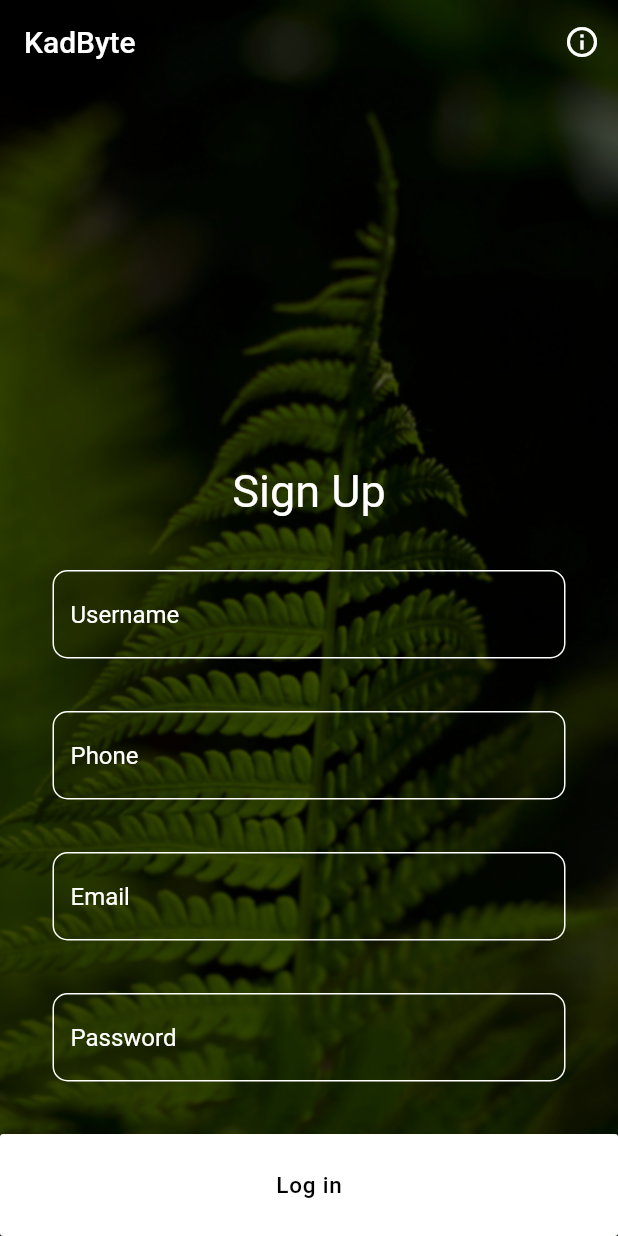
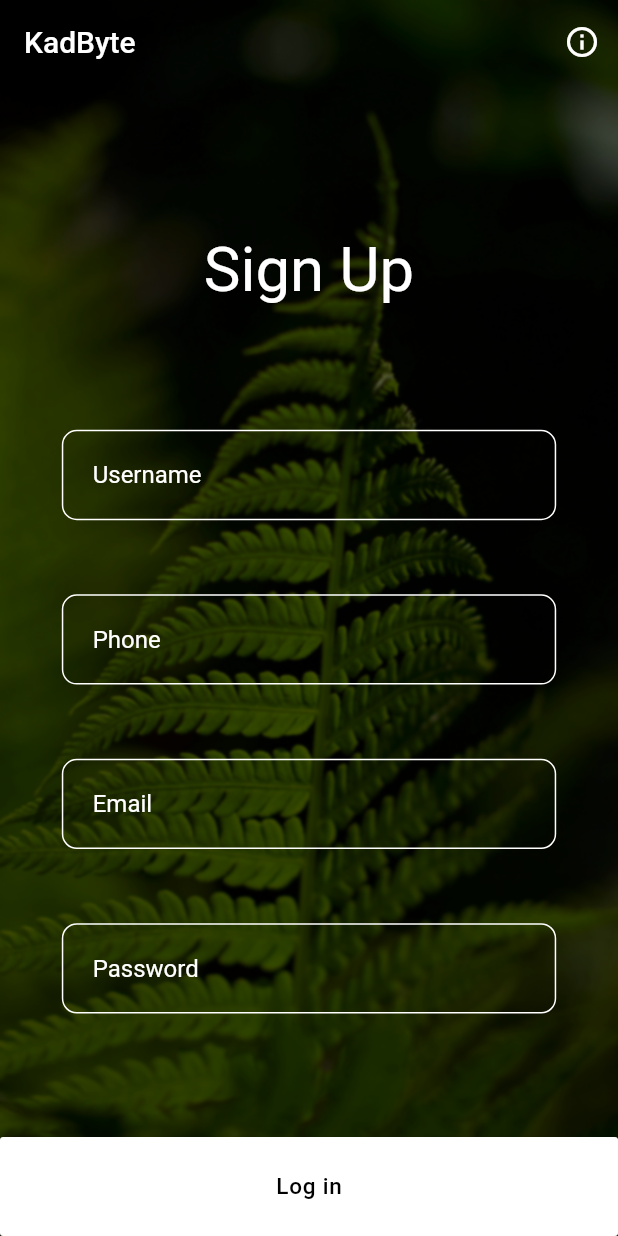
Before and after one commit to azarudeenpn/kadbyte, a Flutter app: the screen it shows after launch, after a tap on "Log in", on a phone screen of 412 x 824 dp. Run offline on Flutter 3.47's test engine with Material 2 defaults, Android fonts, the phone set to English and light mode, and no system bars.

Commit message:
issues with smaller screen alignment fixed by converting sizes into MediaQuery.of(context).size

```diff
--- a/lib/RectangularButton.dart
+++ b/lib/RectangularButton.dart
@@ -7,13 +7,20 @@ class RectangularButton extends StatelessWidget{
   Widget build(BuildContext context) {
 
     return MaterialButton(
-      padding: EdgeInsets.all(25.0),
-      minWidth: double.infinity,
-          color: Colors.white,
-          child: Text("Log in", style: TextStyle(color: Colors.black,fontSize: 15,letterSpacing: 0.5),),
-          onPressed: (){}
-    );
-
+        //padding: EdgeInsets.all(25.0),
+        minWidth: MediaQuery.of(context).size.width,
+        height: MediaQuery.of(context).size.height * 0.08,
+        color: Colors.white,
+        child: Text(
+          "Log in",
+          style:
+              TextStyle(color: Colors.black, fontSize: 15, letterSpacing: 0.5),
+        ),
+        onPressed: () {
+          Scaffold.of(context).showSnackBar(SnackBar(
+            content: Text("logging in ....."),
+          ));
+        });
   }
 
 }
--- a/lib/RoundTextbox.dart
+++ b/lib/RoundTextbox.dart
@@ -10,15 +10,19 @@ class RoundTextBox extends StatelessWidget {
     return TextField(
       style: TextStyle(color: Colors.white),
       decoration: InputDecoration(
+          contentPadding:
+              EdgeInsets.all(MediaQuery.of(context).size.height * 0.025),
           hintText: "$name",
           hintStyle: TextStyle(color: Colors.white),
-          border:
-              OutlineInputBorder(borderSide: BorderSide(color: Colors.white),borderRadius: BorderRadius.circular(10.0)),
-          enabledBorder:
-              OutlineInputBorder(borderSide: BorderSide(color: Colors.white),borderRadius: BorderRadius.circular(10.0)),
-          focusedBorder:
-              OutlineInputBorder(borderSide: BorderSide(color: Colors.white),borderRadius: BorderRadius.circular(10.0))
-      ),
+          border: OutlineInputBorder(
+              borderSide: BorderSide(color: Colors.white),
+              borderRadius: BorderRadius.circular(10.0)),
+          enabledBorder: OutlineInputBorder(
+              borderSide: BorderSide(color: Colors.white),
+              borderRadius: BorderRadius.circular(10.0)),
+          focusedBorder: OutlineInputBorder(
+              borderSide: BorderSide(color: Colors.white),
+              borderRadius: BorderRadius.circular(10.0))),
       onChanged: (text) {
         print("First text field: $text");
       },
--- a/lib/SignUpDetails.dart
+++ b/lib/SignUpDetails.dart
@@ -7,8 +7,10 @@ import 'RectangularButton.dart';
 class SignUpDetails extends StatelessWidget {
   @override
   Widget build(BuildContext context) {
-    var height = MediaQuery.of(context).size.height -
-        Scaffold.of(context).appBarMaxHeight;
+    Size getParentSize() {
+      return MediaQuery.of(context).size;
+    }
+
     return SingleChildScrollView(
       child: Container(
         //color: Colors.blue,
@@ -20,56 +22,51 @@ class SignUpDetails extends StatelessWidget {
             mainAxisAlignment: MainAxisAlignment.end,
             children: <Widget>[
               Container(
+                width: MediaQuery.of(context).size.width * 0.80,
                 margin: EdgeInsets.only(
-                    left: 35.0, right: 35.0, bottom: 35.0, top: 35.0),
+                    left: getParentSize().width * 0.04,
+                    right: getParentSize().width * 0.04,
+                    bottom: getParentSize().width * 0.20,
+                    top: getParentSize().width * 0.04),
                 child: Text(
                   "Sign Up",
-                  style: TextStyle(color: Colors.white, fontSize: 30),
+                  style: TextStyle(
+                      color: Colors.white,
+                      fontSize: getParentSize().width * 0.1),
                   textAlign: TextAlign.center,
                 ),
               ),
-              Flexible(
-                flex: 1,
-                child: Container(
-                  margin: EdgeInsets.only(left: 35.0, right: 35.0, bottom: 35.0),
+              Container(
+                margin: EdgeInsets.only(bottom: getParentSize().width * 0.12),
+                width: MediaQuery.of(context).size.width * 0.80,
                 child: RoundTextBox(
                   name: "Username",
                 ),
               ),
-              ),
-              Flexible(
-                flex: 1,
-                child: Container(
-                  margin: EdgeInsets.only(left: 35.0, right: 35.0, bottom: 35.0),
+              Container(
+                margin: EdgeInsets.only(bottom: getParentSize().width * 0.12),
+                width: MediaQuery.of(context).size.width * 0.80,
                 child: RoundTextBox(
                   name: "Phone",
                 ),
               ),
-              ),
-              Flexible(
-                flex: 1,
-                child: Container(
-                  margin: EdgeInsets.only(left: 35.0, right: 35.0, bottom: 35.0),
+              Container(
+                margin: EdgeInsets.only(bottom: getParentSize().width * 0.12),
+                width: MediaQuery.of(context).size.width * 0.80,
                 child: RoundTextBox(
                   name: "Email",
                 ),
               ),
-              ),
-              Flexible(
-                flex: 1,
-                child: Container(
-                    margin:
-                        EdgeInsets.only(left: 35.0, right: 35.0, bottom: 35.0),
+              Container(
+                  margin: EdgeInsets.only(bottom: getParentSize().width * 0.20),
+                  width: MediaQuery.of(context).size.width * 0.80,
                   child: RoundTextBox(
                     name: "Password",
                   )),
-              ),
-              Flexible(
-                child: Container(
+              Container(
                 alignment: Alignment.bottomCenter,
                 child: RectangularButton(),
               ),
-              )
             ]),
         //)
       ),
```
Lines whose indentation alone changed are shown as unchanged.
